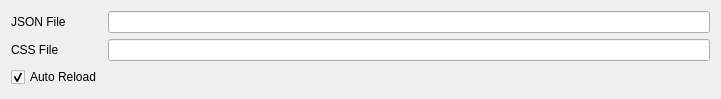
Before: the Qt Designer form Source/SIMPLView/UI_Files/StyleSheetEditor.ui in BlueQuartzSoftware/SIMPLView, drawn with Qt 5.
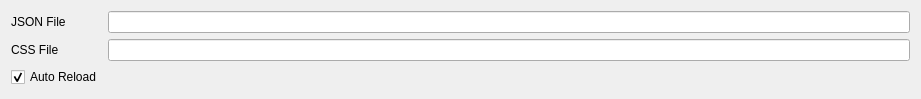
After: the same form once the commit is applied.

Commit message: Tabs inside of DockWidgets are now at the top

Patch:
```diff
--- a/Source/SIMPLView/UI_Files/StyleSheetEditor.ui
+++ b/Source/SIMPLView/UI_Files/StyleSheetEditor.ui
@@ -6,7 +6,7 @@
    <rect>
     <x>0</x>
     <y>0</y>
-    <width>721</width>
+    <width>921</width>
     <height>99</height>
    </rect>
   </property>
```
The commit also changes 2 other files.
